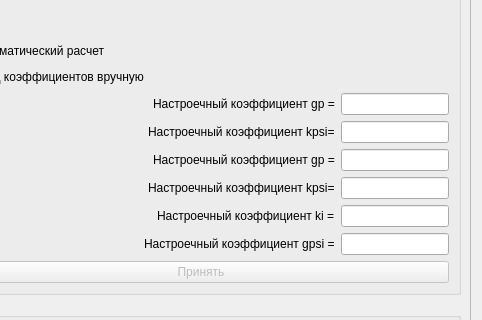
Above: untitled/identf.ui from Ivanos121/ImView before the change; both pictures show x 690 to 1172 and y 107 to 427 of the 1172 by 886 pixel window. Below: the same form after it.
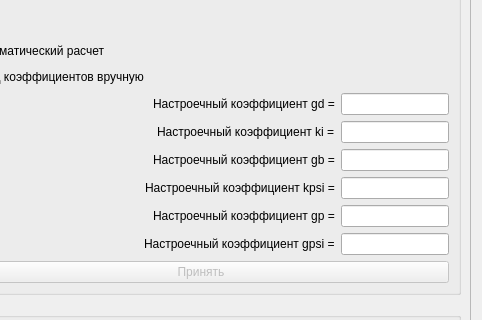
That is the form after the change. Custom widgets are drawn as their Qt base class.

Diff of the .ui file:
```diff
--- a/untitled/identf.ui
+++ b/untitled/identf.ui
@@ -432,7 +432,7 @@
             <item row="1" column="0" alignment="Qt::AlignRight">
              <widget class="QLabel" name="label_18">
               <property name="text">
-               <string>Настроечный коэффициент kpsi=</string>
+               <string>Настроечный коэффициент ki =</string>
               </property>
              </widget>
             </item>
@@ -457,21 +457,21 @@
                </size>
               </property>
               <property name="text">
-               <string>Настроечный коэффициент gp =</string>
+               <string>Настроечный коэффициент gd =</string>
               </property>
              </widget>
             </item>
             <item row="3" column="0" alignment="Qt::AlignRight">
              <widget class="QLabel" name="label_19">
               <property name="text">
-               <string>Настроечный коэффициент kpsi=</string>
+               <string>Настроечный коэффициент kpsi =</string>
               </property>
              </widget>
             </item>
             <item row="4" column="0" alignment="Qt::AlignRight">
              <widget class="QLabel" name="label_17">
               <property name="text">
-               <string>Настроечный коэффициент ki =</string>
+               <string>Настроечный коэффициент gp =</string>
               </property>
              </widget>
             </item>
@@ -520,7 +520,7 @@
             <item row="2" column="0" alignment="Qt::AlignRight">
              <widget class="QLabel" name="label_20">
               <property name="text">
-               <string>Настроечный коэффициент gp =</string>
+               <string>Настроечный коэффициент gb =</string>
               </property>
              </widget>
             </item>
```
